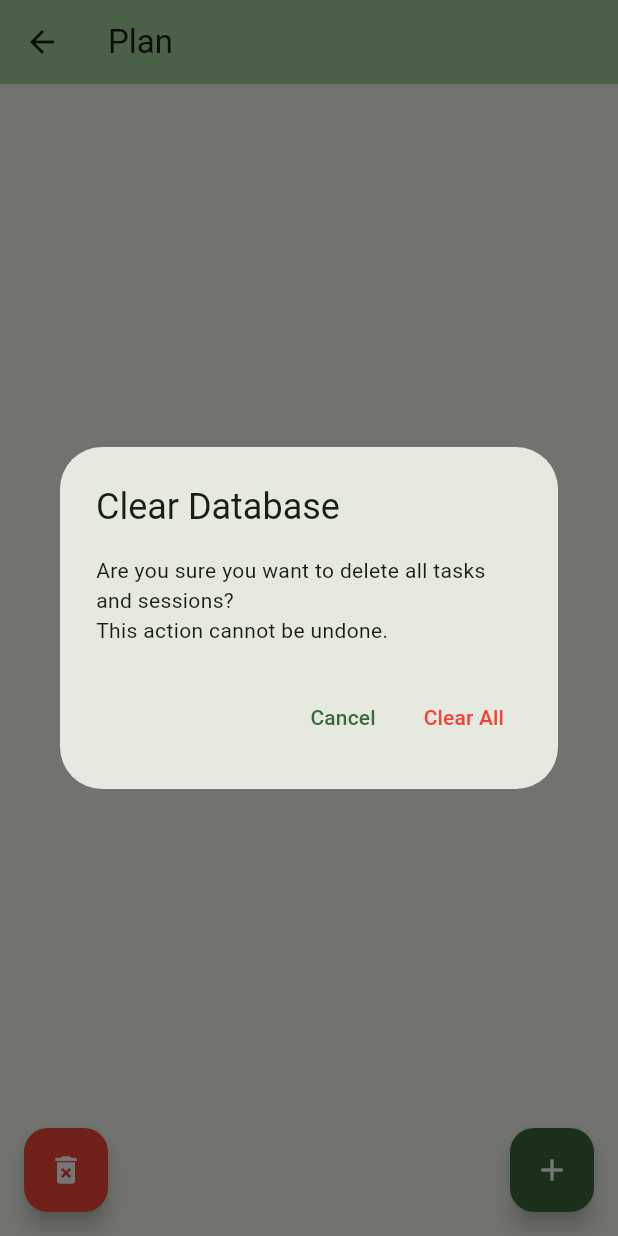
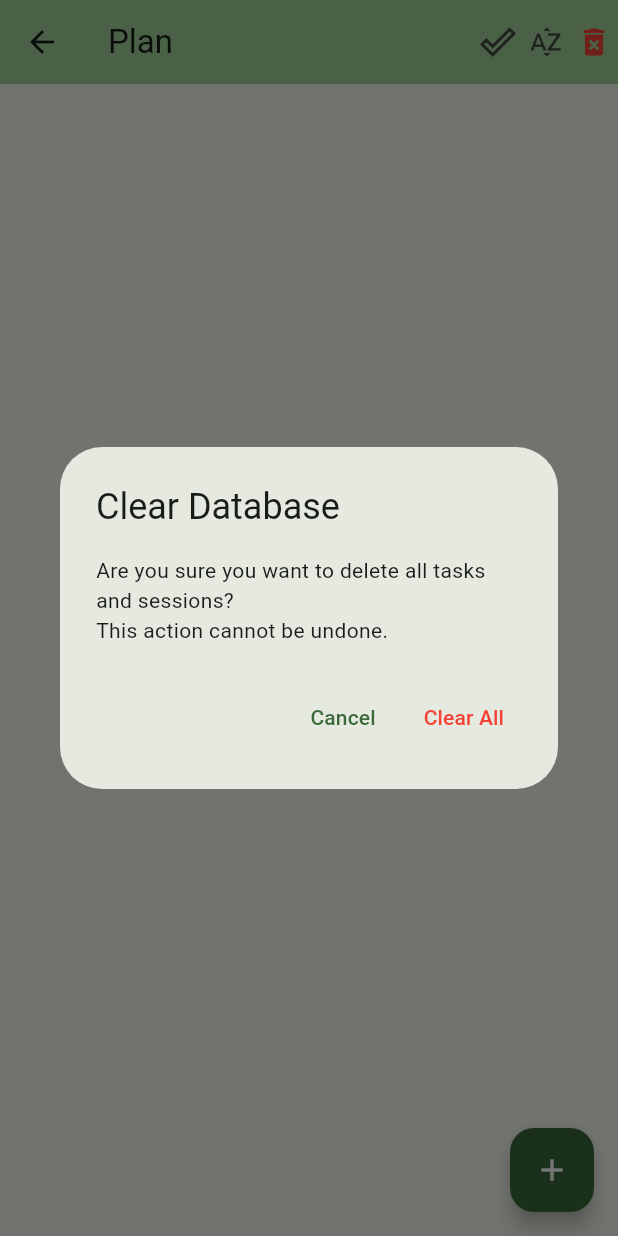
Before and after one commit to jerryshang/abun, a Flutter app: the PlanPage screen opened by its route, after a tap on the "delete forever" icon, on a phone screen of 412 x 824 dp. Run offline on Flutter 3.47's test engine with Material 3 defaults, Android fonts, the phone set to English and light mode, and no system bars; our stand-ins replace drift, flutter_riverpod, riverpod_annotation, sqflite; accounts and stored records are empty; generated files the repository leaves out were written again.

Commit message:
fix: add sort and complete toggle for plan page

```diff
--- a/lib/constants/app_constants.dart
+++ b/lib/constants/app_constants.dart
@@ -5,6 +5,7 @@ class AppConstants {
 
   static const nilUuid = '00000000-0000-0000-0000-000000000000';
   static const defaultVerticalSpacing = 16.0;
+  static const defaultIconButtonSize = 32.0;
 
   // Private constructor to prevent instantiation
   AppConstants._();
--- a/lib/database/task_dao.dart
+++ b/lib/database/task_dao.dart
@@ -22,13 +22,19 @@ class TaskDao {
 
   TaskDao(this._db);
 
-  Future<List<Task>> getAllTasks() async {
-    final results = await _db.select(_db.tasks).get();
-    return results.map((row) => row.toTask()).toList();
+  Stream<List<Task>> watchAllTasks() {
+    return _db.select(_db.tasks).watch().map((rows) => rows.map((row) => row.toTask()).toList());
   }
 
-  Stream<List<Task>> watchAllTasks() {
-    return _db.select(_db.tasks).watch().map((rows) => rows.map((row) => row.toTask()).toList());
+  Stream<List<Task>> watchTasks({bool showCompleted = false, bool recentFirst = true}) {
+    final query = _db.select(_db.tasks);
+
+    if (!showCompleted) {
+      query.where((t) => t.status.isNotIn([TaskStatus.completed.value, TaskStatus.eliminated.value]));
+    }
+    query.orderBy([(t) => recentFirst ? OrderingTerm.desc(t.updatedAt) : OrderingTerm.asc(t.updatedAt)]);
+
+    return query.watch().map((rows) => rows.map((row) => row.toTask()).toList());
   }
 
   Future<Task?> getTaskById(String id) async {
@@ -81,9 +87,7 @@ class TaskDao {
     final now = DateTime.now();
     final today = DateTime(now.year, now.month, now.day);
 
-    final allTasks = await getAllTasks();
-
-    return allTasks.where((task) {
+    return (await _db.select(_db.tasks).get()).where((task) {
       if (task.status == TaskStatus.inProgress.value) {
         return true;
       }
--- a/lib/plan_page.dart
+++ b/lib/plan_page.dart
@@ -4,6 +4,7 @@ import 'package:drift/drift.dart' as drift hide Column;
 import 'package:flutter/material.dart';
 import 'package:flutter_riverpod/flutter_riverpod.dart';
 
+import 'constants/app_constants.dart';
 import 'database/database.dart';
 import 'models/task_status.dart';
 import 'providers/database/index.dart';
@@ -19,10 +20,12 @@ class PlanPage extends ConsumerStatefulWidget {
 }
 
 class _PlanPageState extends ConsumerState<PlanPage> {
+  bool _showCompleted = false;
+  bool _recentFirst = true;
+
   // Controllers for the form fields
   final TextEditingController _titleController = TextEditingController();
-  final TextEditingController _estimatedDurationController =
-      TextEditingController();
+  final TextEditingController _estimatedDurationController = TextEditingController();
   final TextEditingController _noteController = TextEditingController();
   DateTime? _startTime;
   DateTime? _dueTime;
@@ -30,6 +33,130 @@ class _PlanPageState extends ConsumerState<PlanPage> {
 
   // Selected task for editing
   Task? _selectedTask;
+
+  @override
+  Widget build(BuildContext context) {
+    // final tasksAsync = ref.watch(watchAllTasksProvider);
+
+    final tasks = ref.watch(watchTasksProvider.call(showCompleted: _showCompleted, recentFirst: _recentFirst));
+    return Scaffold(
+      appBar: AppBar(
+        backgroundColor: Theme.of(context).colorScheme.inversePrimary,
+        title: Text(widget.title),
+        actions: [
+          SizedBox(
+            width: AppConstants.defaultIconButtonSize,
+            child: IconButton(
+              icon: const Icon(Icons.done_outline),
+              tooltip: 'Show Completed',
+              padding: EdgeInsets.zero,
+              constraints: const BoxConstraints(),
+              onPressed: () {
+                setState(() {
+                  _showCompleted = !_showCompleted;
+                });
+              },
+            ),
+          ),
+          SizedBox(
+            width: AppConstants.defaultIconButtonSize,
+            child: IconButton(
+              icon: const Icon(Icons.sort_by_alpha),
+              tooltip: 'Sort by Date',
+              padding: EdgeInsets.zero,
+              constraints: const BoxConstraints(),
+              onPressed: () {
+                setState(() {
+                  _recentFirst = !_recentFirst;
+                });
+              },
+            ),
+          ),
+          SizedBox(
+            width: AppConstants.defaultIconButtonSize,
+            child: IconButton(
+              icon: const Icon(Icons.delete_forever, color: Colors.red),
+              tooltip: 'Delete All Tasks',
+              padding: EdgeInsets.zero,
+              constraints: const BoxConstraints(),
+              onPressed: () {
+                _showClearDatabaseConfirmation(context);
+              },
+            ),
+          ),
+        ],
+      ),
+      body: Stack(
+        children: [
+          Padding(
+            padding: const EdgeInsets.all(8.0),
+            child: Column(
+              crossAxisAlignment: CrossAxisAlignment.stretch,
+              children: [
+                // Task list
+                Expanded(
+                  child: tasks.when(
+                    data: (tasks) {
+                      if (tasks.isEmpty) {
+                        return const Center(child: Text('No tasks available. Create your first task!'));
+                      }
+
+                      return ListView.builder(
+                        itemCount: tasks.length,
+                        itemBuilder: (context, index) {
+                          final task = tasks[index];
+                          return PlanTaskCard(
+                            task: task,
+                            formatDate: _formatDate,
+                            onEditPressed: () {
+                              _selectTask(task);
+                              _showTaskBottomSheet(context);
+                            },
+                            onDeletePressed: () => _showDeleteConfirmation(context, task.id),
+                            onSchedulePressed: (selectedDate) async {
+                              await ref
+                                  .read(taskNotifierProvider.notifier)
+                                  .updateTask(
+                                    task.copyWith(
+                                      status: TaskStatus.planned.value,
+                                      startTime: drift.Value(selectedDate.toIso8601String()),
+                                    ),
+                                  );
+                            },
+                          );
+                        },
+                      );
+                    },
+                    loading: () => const Center(child: CircularProgressIndicator()),
+                    error: (error, stackTrace) => Center(child: Text('Error: $error')),
+                  ),
+                ),
+              ],
+            ),
+          ),
+
+          // Add task button at the bottom right
+          Positioned(
+            right: 16,
+            bottom: 16,
+            child: FloatingActionButton(
+              onPressed: () {
+                _resetForm(); // Reset form before showing bottom sheet
+                _showTaskBottomSheet(context);
+              },
+              tooltip: 'New Task',
+              backgroundColor: Theme.of(context).colorScheme.primary,
+              foregroundColor: Colors.white,
+              // Ensure icon is visible
+              heroTag: 'addTask',
+              // Unique hero tag
+              child: const Icon(Icons.add),
+            ),
+          ),
+        ],
+      ),
+    );
+  }
 
   @override
   void dispose() {
@@ -59,12 +186,9 @@ class _PlanPageState extends ConsumerState<PlanPage> {
   Future<void> _createTask() async {
     if (_titleController.text.isEmpty) {
       // Show error message if title is empty
-      ScaffoldMessenger.of(context).showSnackBar(
-        const SnackBar(
-          content: Text('Task title cannot be empty'),
-          backgroundColor: Colors.red,
-        ),
-      );
+      ScaffoldMessenger.of(
+        context,
+      ).showSnackBar(const SnackBar(content: Text('Task title cannot be empty'), backgroundColor: Colors.red));
       return;
     }
 
@@ -76,10 +200,7 @@ class _PlanPageState extends ConsumerState<PlanPage> {
         estimatedDuration = 'PT${minutes}M'; // ISO8601 duration format
       } catch (e) {
         ScaffoldMessenger.of(context).showSnackBar(
-          const SnackBar(
-            content: Text('Estimated time must be a number in minutes'),
-            backgroundColor: Colors.red,
-          ),
+          const SnackBar(content: Text('Estimated time must be a number in minutes'), backgroundColor: Colors.red),
         );
         return;
       }
@@ -114,10 +235,7 @@ class _PlanPageState extends ConsumerState<PlanPage> {
         estimatedDuration = 'PT${minutes}M'; // ISO8601 duration format
       } catch (e) {
         ScaffoldMessenger.of(context).showSnackBar(
-          const SnackBar(
-            content: Text('Estimated time must be a number in minutes'),
-            backgroundColor: Colors.red,
-          ),
+          const SnackBar(content: Text('Estimated time must be a number in minutes'), backgroundColor: Colors.red),
         );
         return;
       }
@@ -126,18 +244,10 @@ class _PlanPageState extends ConsumerState<PlanPage> {
     final updatedTask = _selectedTask!.copyWith(
       title: _titleController.text,
       status: _selectedStatus.value,
-      estimatedDuration: estimatedDuration != null
-          ? drift.Value(estimatedDuration)
-          : const drift.Value.absent(),
-      startTime: _startTime != null
-          ? drift.Value(_startTime!.toIso8601String())
-          : const drift.Value.absent(),
-      dueTime: _dueTime != null
-          ? drift.Value(_dueTime!.toIso8601String())
-          : const drift.Value.absent(),
-      note: _noteController.text.isNotEmpty
-          ? drift.Value(_noteController.text)
-          : const drift.Value.absent(),
+      estimatedDuration: estimatedDuration != null ? drift.Value(estimatedDuration) : const drift.Value.absent(),
+      startTime: _startTime != null ? drift.Value(_startTime!.toIso8601String()) : const drift.Value.absent(),
+      dueTime: _dueTime != null ? drift.Value(_dueTime!.toIso8601String()) : const drift.Value.absent(),
+      note: _noteController.text.isNotEmpty ? drift.Value(_noteController.text) : const drift.Value.absent(),
       updatedAt: DateTime.now().toIso8601String(),
     );
 
@@ -169,12 +279,7 @@ class _PlanPageState extends ConsumerState<PlanPage> {
           task.estimatedDuration!.startsWith('PT') &&
           task.estimatedDuration!.endsWith('M')) {
         try {
-          final minutes = int.parse(
-            task.estimatedDuration!.substring(
-              2,
-              task.estimatedDuration!.length - 1,
-            ),
-          );
+          final minutes = int.parse(task.estimatedDuration!.substring(2, task.estimatedDuration!.length - 1));
           _estimatedDurationController.text = minutes.toString();
         } catch (e) {
           _estimatedDurationController.clear();
@@ -184,9 +289,7 @@ class _PlanPageState extends ConsumerState<PlanPage> {
       }
 
       // Parse ISO8601 strings to DateTime objects
-      _startTime = task.startTime != null
-          ? DateTime.parse(task.startTime!)
-          : null;
+      _startTime = task.startTime != null ? DateTime.parse(task.startTime!) : null;
       _dueTime = task.dueTime != null ? DateTime.parse(task.dueTime!) : null;
       _noteController.text = task.note ?? '';
     });
@@ -238,17 +341,10 @@ class _PlanPageState extends ConsumerState<PlanPage> {
     showModalBottomSheet(
       context: context,
       isScrollControlled: true,
-      shape: const RoundedRectangleBorder(
-        borderRadius: BorderRadius.vertical(top: Radius.circular(16)),
-      ),
+      shape: const RoundedRectangleBorder(borderRadius: BorderRadius.vertical(top: Radius.circular(16))),
       builder: (BuildContext context) {
         return Padding(
-          padding: EdgeInsets.only(
-            bottom: MediaQuery.of(context).viewInsets.bottom,
-            left: 16,
-            right: 16,
-            top: 16,
-          ),
+          padding: EdgeInsets.only(bottom: MediaQuery.of(context).viewInsets.bottom, left: 16, right: 16, top: 16),
           child: TaskForm(
             task: _selectedTask,
             titleController: _titleController,
@@ -271,126 +367,10 @@ class _PlanPageState extends ConsumerState<PlanPage> {
     );
   }
 
-  @override
-  Widget build(BuildContext context) {
-    // Watch the task operation state
-    final taskOperations = ref.watch(taskNotifierProvider);
-
-    // Watch the tasks using the provider
-    final tasksAsync = ref.watch(watchAllTasksProvider);
-
-    return Scaffold(
-      appBar: AppBar(
-        backgroundColor: Theme.of(context).colorScheme.inversePrimary,
-        title: Text(widget.title),
-        // We don't need a custom back button with named routes
-        // Flutter will automatically add a back button to the AppBar
-        // when there are routes in the navigation stack
-      ),
-      body: Stack(
-        children: [
-          Padding(
-            padding: const EdgeInsets.all(16.0),
-            child: Column(
-              crossAxisAlignment: CrossAxisAlignment.stretch,
-              children: [
-                // Task list
-                Expanded(
-                  child: tasksAsync.when(
-                    data: (tasks) {
-                      if (tasks.isEmpty) {
-                        return const Center(
-                          child: Text(
-                            'No tasks available. Create your first task!',
-                          ),
-                        );
-                      }
-
-                      return ListView.builder(
-                        itemCount: tasks.length,
-                        itemBuilder: (context, index) {
-                          final task = tasks[index];
-                          return PlanTaskCard(
-                            task: task,
-                            formatDate: _formatDate,
-                            onEditPressed: () {
-                              _selectTask(task);
-                              _showTaskBottomSheet(context);
-                            },
-                            onDeletePressed: () => _showDeleteConfirmation(context, task.id),
-                            onSchedulePressed: (selectedDate) async {
-                              await ref.read(taskNotifierProvider.notifier).updateTask(
-                                task.copyWith(
-                                  status: TaskStatus.planned.value,
-                                  startTime: drift.Value(selectedDate.toIso8601String()),
-                                ),
-                              );
-                            },
-                          );
-                        },
-                      );
-                    },
-                    loading: () =>
-                        const Center(child: CircularProgressIndicator()),
-                    error: (error, stackTrace) =>
-                        Center(child: Text('Error: $error')),
-                  ),
-                ),
-              ],
-            ),
-          ),
-
-          // Clear database button at the bottom left
-          Positioned(
-            left: 16,
-            bottom: 16,
-            child: FloatingActionButton(
-              onPressed: () => _showClearDatabaseConfirmation(context),
-              tooltip: 'Clear Database',
-              backgroundColor: Colors.red,
-              foregroundColor: Colors.white,
-              // Ensure icon is visible
-              heroTag: 'clearDatabase',
-              // Unique hero tag
-              child: const Icon(Icons.delete_forever),
-            ),
-          ),
-
-          // Add task button at the bottom right
-          Positioned(
-            right: 16,
-            bottom: 16,
-            child: FloatingActionButton(
-              onPressed: () {
-                _resetForm(); // Reset form before showing bottom sheet
-                _showTaskBottomSheet(context);
-              },
-              tooltip: 'New Task',
-              backgroundColor: Theme.of(context).colorScheme.primary,
-              foregroundColor: Colors.white,
-              // Ensure icon is visible
-              heroTag: 'addTask',
-              // Unique hero tag
-              child: const Icon(Icons.add),
-            ),
-          ),
-        ],
-      ),
-    );
-  }
-
   // Helper method to format date
   String _formatDate(DateTime date) {
     return '${date.year}-${date.month.toString().padLeft(2, '0')}-${date.day.toString().padLeft(2, '0')}';
   }
-
-  // Helper method to format date and time
-  String _formatDateTime(DateTime dateTime) {
-    return '${dateTime.year}-${dateTime.month.toString().padLeft(2, '0')}-${dateTime.day.toString().padLeft(2, '0')} ${dateTime.hour.toString().padLeft(2, '0')}:${dateTime.minute.toString().padLeft(2, '0')}';
-  }
-
-  // Helper method to get icon for task status
-  // Moved to PlanTaskCard widget
 
   // Show confirmation dialog before clearing the database
   Future<void> _showClearDatabaseConfirmation(BuildContext context) async {
@@ -416,10 +396,7 @@ class _PlanPageState extends ConsumerState<PlanPage> {
               },
             ),
             TextButton(
-              child: const Text(
-                'Clear All',
-                style: TextStyle(color: Colors.red),
-              ),
+              child: const Text('Clear All', style: TextStyle(color: Colors.red)),
               onPressed: () {
                 Navigator.of(dialogContext).pop();
                 ref.read(taskNotifierProvider.notifier).clearAllTasks();
--- a/lib/providers/database/task_provider.dart
+++ b/lib/providers/database/task_provider.dart
@@ -1,17 +1,11 @@
 import 'package:flutter_riverpod/flutter_riverpod.dart';
 import 'package:riverpod_annotation/riverpod_annotation.dart';
+
 import '../../database/database.dart';
 import '../current_date_provider.dart';
 import 'database_provider.dart';
 
 part 'task_provider.g.dart';
-
-/// Provider for all tasks
-@riverpod
-Future<List<Task>> allTasks(Ref ref) async {
-  final db = ref.watch(databaseProvider);
-  return db.taskDao.getAllTasks();
-}
 
 /// Provider for a single task by ID
 @riverpod
@@ -20,11 +14,10 @@ Future<Task?> taskById(Ref ref, String id) async {
   return db.taskDao.getTaskById(id);
 }
 
-/// Provider for a stream of all tasks (reactive)
 @riverpod
-Stream<List<Task>> watchAllTasks(Ref ref) {
+Stream<List<Task>> watchTasks(Ref ref, {bool showCompleted = false, bool recentFirst = true}) {
   final db = ref.watch(databaseProvider);
-  return db.taskDao.watchAllTasks();
+  return db.taskDao.watchTasks(showCompleted: showCompleted, recentFirst: recentFirst);
 }
 
 /// Provider for tasks by routine ID
```
Also changed, not shown: lib/home_page.dart (+20 -10 lines), lib/providers/task_notifier.dart (+0 -8 lines), lib/widgets/plan_task_card.dart (+28 -45 lines), lib/providers/database/task_provider.g.dart.
